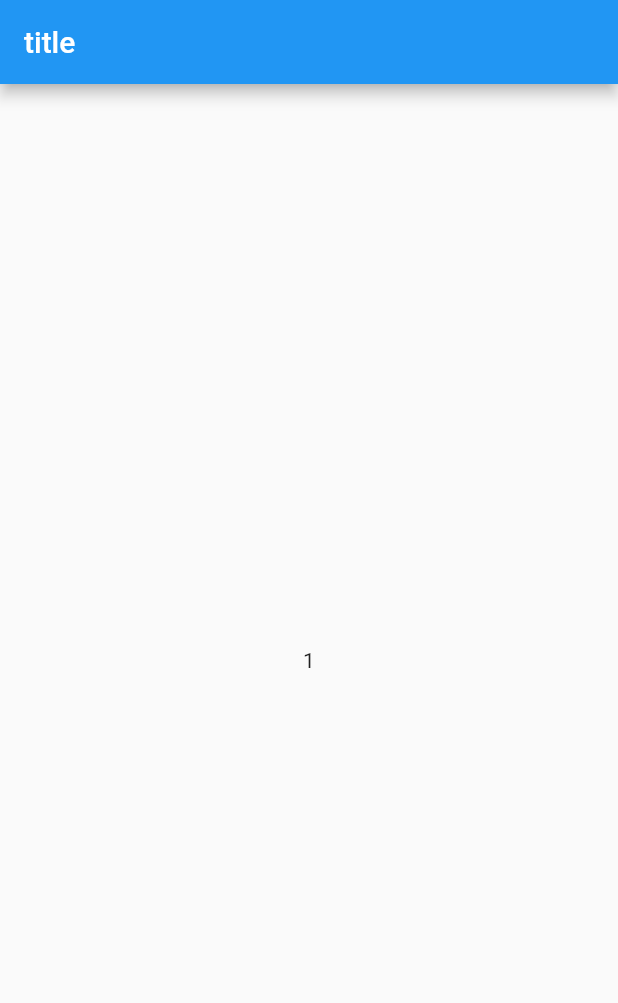
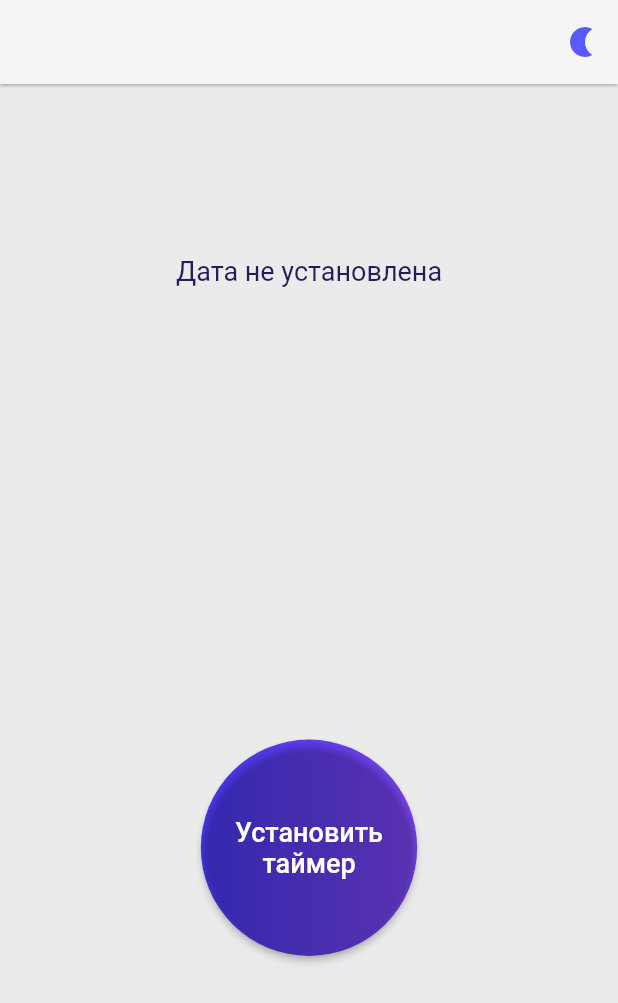
Before and after one commit to CactuZzRm/lens_notification_app, a Flutter app: the screen it shows after launch, on a phone screen of 412 x 824 dp. Shown: the top 1003 px of the screen. Run offline on Flutter 3.47's test engine with Material 2 defaults, Android fonts, the light colour scheme and no system bars; our stand-ins replace flutter_riverpod.

Commit message:
add animation, rework design, add theme

```diff
--- /dev/null
+++ b/lib/home_page/home_page.dart
@@ -0,0 +1,170 @@
+import 'package:flutter/material.dart';
+import 'package:flutter_riverpod/flutter_riverpod.dart';
+import 'package:intl/intl.dart';
+import 'package:lens_notification_app/providers/theme_state_provider.dart';
+import 'package:lens_notification_app/providers/timer_state_provider.dart';
+
+class HomePage extends ConsumerStatefulWidget {
+  const HomePage({super.key});
+
+  @override
+  ConsumerState<HomePage> createState() => _HomePageState();
+}
+
+class _HomePageState extends ConsumerState<HomePage> {
+  bool isFullDate = true;
+
+  void setNewEndDate(WidgetRef ref, Duration leftTime) {
+    ref.read(timerStateProvider.notifier).update((state) => DateTime.now().add(leftTime));
+  }
+
+  @override
+  Widget build(BuildContext context) {
+    final endDate = ref.watch(timerStateProvider);
+    final Size deviceSize = MediaQuery.of(context).size;
+    return SafeArea(
+      child: Scaffold(
+        appBar: AppBar(
+          actions: [
+            IconButton(
+              onPressed: () {
+                ref.read(themeStateProvider.notifier).update((state) => !state);
+              },
+              icon: Icon(
+                !ref.watch(themeStateProvider) ? Icons.nightlight : Icons.sunny,
+                color: ref.watch(themeStateProvider)
+                    ? const Color.fromRGBO(255, 217, 0, 1)
+                    : const Color.fromRGBO(89, 89, 255, 1),
+              ),
+            )
+          ],
+        ),
+        body: Center(
+          child: Column(
+            mainAxisAlignment: MainAxisAlignment.spaceAround,
+            crossAxisAlignment: CrossAxisAlignment.center,
+            children: [
+              endDate != null
+                  ? InkWell(
+                      borderRadius: BorderRadius.circular(15),
+                      onTap: () => setState(() {
+                        isFullDate = !isFullDate;
+                      }),
+                      child: AnimatedCrossFade(
+                        firstChild: Column(
+                          children: [
+                            const Text(
+                              'Следующая замена линз:',
+                              textAlign: TextAlign.center,
+                              style: TextStyle(
+                                fontSize: 18,
+                              ),
+                            ),
+                            const SizedBox(height: 4),
+                            Text(
+                              DateFormat('dd-MM-yyyy').format(endDate),
+                              textAlign: TextAlign.center,
+                              style: const TextStyle(
+                                fontSize: 22,
+                              ),
+                            ),
+                          ],
+                        ),
+                        secondChild: Column(
+                          children: [
+                            const Text(
+                              'Следующая замена линз:',
+                              textAlign: TextAlign.center,
+                              style: TextStyle(
+                                fontSize: 18,
+                              ),
+                            ),
+                            const SizedBox(height: 4),
+                            Text(
+                              endDate.difference(DateTime.now()).inDays.toString(),
+                              textAlign: TextAlign.center,
+                              style: const TextStyle(
+                                fontSize: 22,
+                              ),
+                            ),
+                          ],
+                        ),
+                        crossFadeState: isFullDate ? CrossFadeState.showFirst : CrossFadeState.showSecond,
+                        duration: const Duration(milliseconds: 220),
+                        // child: SizedBox(
+                        //   width: deviceSize.width * 0.6,
+                        //   child: ListView(
+                        //     physics: const NeverScrollableScrollPhysics(),
+                        //     shrinkWrap: true,
+                        //     children: [
+                        //       const Text(
+                        //         'Следующая замена линз:',
+                        //         textAlign: TextAlign.center,
+                        //         style: TextStyle(
+                        //           fontSize: 18,
+                        //         ),
+                        //       ),
+                        //       const SizedBox(height: 8),
+                        //       Text(
+                        //         isFullDate
+                        //             ? DateFormat('dd-MM-yyyy').format(endDate)
+                        //             : endDate.difference(DateTime.now()).inDays.toString(),
+                        //         textAlign: TextAlign.center,
+                        //         style: const TextStyle(
+                        //           fontSize: 22,
+                        //         ),
+                        //       )
+                        //     ],
+                        //   ),
+                        // ),
+                      ),
+                    )
+                  : const Text(
+                      'Дата не установлена',
+                      textAlign: TextAlign.center,
+                      style: TextStyle(
+                        fontSize: 18,
+                      ),
+                    ),
+              Container(
+                width: deviceSize.width * 0.35,
+                height: deviceSize.height * 0.35,
+                decoration: const BoxDecoration(
+                  shape: BoxShape.circle,
+                  gradient: LinearGradient(
+                    colors: [
+                      Color.fromRGBO(71, 56, 242, 1),
+                      Color.fromRGBO(123, 68, 243, 1),
+                    ],
+                  ),
+                ),
+                child: ElevatedButton(
+                  onPressed: () {
+                    setNewEndDate(ref, Duration(days: 2));
+                  },
+                  style: ElevatedButton.styleFrom(
+                    // 71, 56, 242 Левая сторона градиента
+                    // 123, 68, 243 Правая сторона
+                    backgroundColor: Colors.transparent,
+                    shape: const CircleBorder(),
+                    fixedSize: Size(
+                      deviceSize.width * 0.35,
+                      deviceSize.height * 0.35,
+                    ),
+                  ),
+                  child: const Text(
+                    'Установить таймер',
+                    textAlign: TextAlign.center,
+                    style: TextStyle(
+                      fontSize: 18,
+                    ),
+                  ),
+                ),
+              ),
+            ],
+          ),
+        ),
+      ),
+    );
+  }
+}
--- a/lib/main.dart
+++ b/lib/main.dart
@@ -1,33 +1,25 @@
 import 'package:flutter/material.dart';
+import 'package:flutter_riverpod/flutter_riverpod.dart';
+import 'package:lens_notification_app/providers/theme_state_provider.dart';
+import 'package:lens_notification_app/themes/themes.dart';
+
+import 'home_page/home_page.dart';
 
 void main() {
-  runApp(const MyApp());
+  runApp(const ProviderScope(child: MyApp()));
 }
 
-class MyApp extends StatelessWidget {
+class MyApp extends ConsumerWidget {
   const MyApp({super.key});
 
   @override
-  Widget build(BuildContext context) {
-    return const MaterialApp(
+  Widget build(BuildContext context, WidgetRef ref) {
+    final isDarkTheme = ref.watch(themeStateProvider);
+    final appTheme = ThemesCatalog();
+    return MaterialApp(
+      theme: isDarkTheme ? appTheme.darkTheme : appTheme.lightTheme,
       title: 'Lens notifier app',
-      home: HomePage(),
+      home: const HomePage(),
     );
   }
 }
-
-class HomePage extends StatelessWidget {
-  const HomePage({super.key});
-
-  @override
-  Widget build(BuildContext context) {
-    return Scaffold(
-      appBar: AppBar(
-        title: Text('title'),
-      ),
-      body: const Center(
-        child: Text('1'),
-      ),
-    );
-  }
-}
--- /dev/null
+++ b/lib/providers/theme_state_provider.dart
@@ -0,0 +1,3 @@
+import 'package:flutter_riverpod/flutter_riverpod.dart';
+
+final themeStateProvider = StateProvider<bool>((ref) => false);
--- /dev/null
+++ b/lib/providers/timer_state_provider.dart
@@ -0,0 +1,3 @@
+import 'package:flutter_riverpod/flutter_riverpod.dart';
+
+final timerStateProvider = StateProvider<DateTime?>((ref) => null);
--- /dev/null
+++ b/lib/themes/themes.dart
@@ -0,0 +1,41 @@
+import 'package:flutter/material.dart';
+
+class ThemesCatalog {
+  ThemeData get darkTheme => ThemeData(
+        scaffoldBackgroundColor: const Color.fromRGBO(15, 14, 24, 1),
+        appBarTheme: const AppBarTheme(
+          backgroundColor: Color.fromRGBO(23, 21, 41, 1),
+          elevation: 0.8,
+        ),
+        textTheme: const TextTheme(
+          bodySmall: TextStyle(
+            color: Color.fromRGBO(95, 98, 119, 1),
+          ),
+          bodyMedium: TextStyle(
+            color: Color.fromRGBO(203, 207, 235, 1),
+          ),
+          bodyLarge: TextStyle(
+            color: Color.fromRGBO(222, 223, 255, 1),
+          ),
+        ),
+      );
+
+  ThemeData get lightTheme => ThemeData(
+        scaffoldBackgroundColor: const Color.fromRGBO(235, 235, 235, 1),
+        appBarTheme: const AppBarTheme(
+          backgroundColor: Color.fromRGBO(245, 245, 245, 1),
+          elevation: 0.8,
+        ),
+        textTheme: const TextTheme(
+          bodySmall: TextStyle(
+            color: Color.fromRGBO(164, 166, 186, 1),
+          ),
+          bodyMedium: TextStyle(
+            color: Color.fromRGBO(37, 29, 90, 1),
+          ),
+          bodyLarge: TextStyle(
+            color: Color.fromRGBO(43, 42, 98, 1),
+          ),
+        ),
+      );
+}
--- a/pubspec.yaml
+++ b/pubspec.yaml
@@ -35,6 +35,8 @@ dependencies:
   # The following adds the Cupertino Icons font to your application.
   # Use with the CupertinoIcons class for iOS style icons.
   cupertino_icons: ^1.0.2
+  flutter_riverpod: ^2.3.4
+  intl: ^0.18.0
 
 dev_dependencies:
   flutter_test:
```
Also changed, not shown: pubspec.lock.
